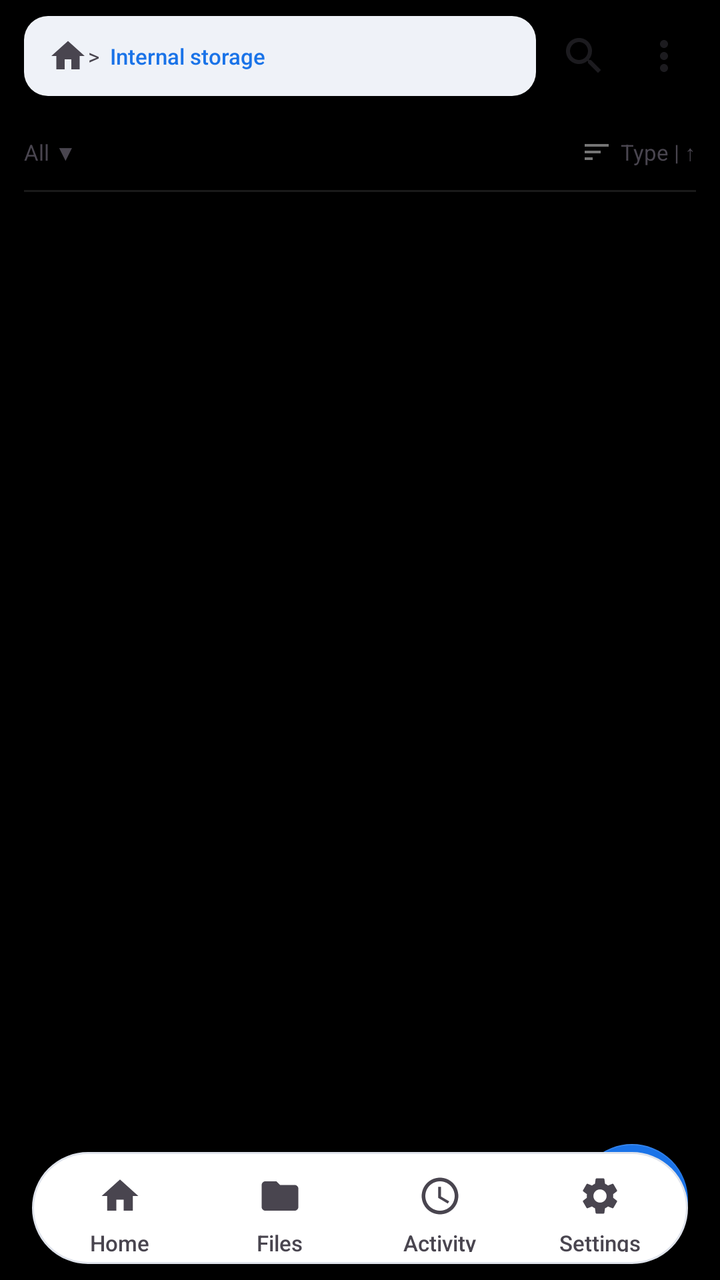
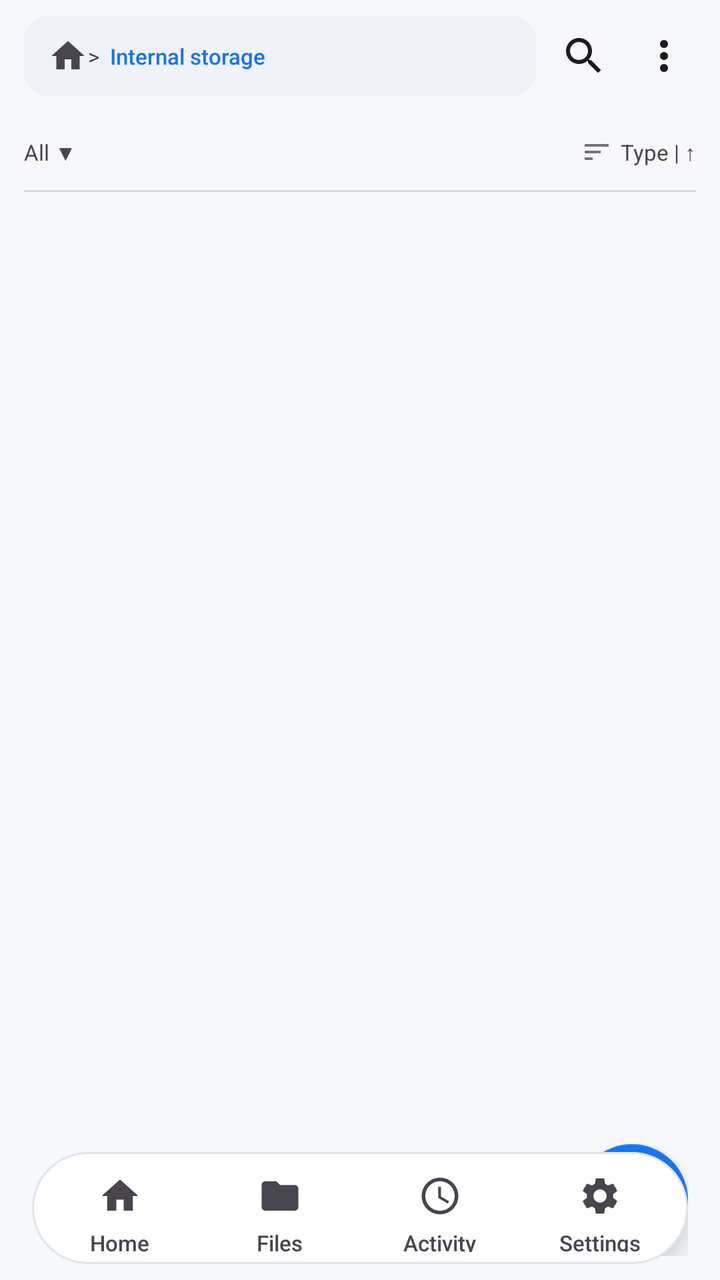

Compare the two renders of this Android layout. The source of the first and the diff that turns it into the second are given below.
<!-- AndroidManifest.xml: application theme Theme.StoreMeNative -->
<!-- res/layout/activity_file_manager.xml -->
<?xml version="1.0" encoding="utf-8"?>
<RelativeLayout xmlns:android="http://schemas.android.com/apk/res/android" xmlns:app="http://schemas.android.com/apk/res-auto"
        android:layout_width="match_parent"
        android:layout_height="match_parent"
        android:background="#000000">

    
    <LinearLayout
        android:layout_width="match_parent"
        android:layout_height="match_parent"
        android:orientation="vertical"
        android:layout_above="@+id/bottomNavInclude">
        
        
        <RelativeLayout
        android:id="@+id/topBarNormal"
        android:layout_width="match_parent"
        android:layout_height="56dp"
        android:paddingHorizontal="12dp">
            
            
            <LinearLayout
        android:id="@+id/pathBar"
        android:layout_width="match_parent"
        android:layout_height="40dp"
        android:layout_centerVertical="true"
        android:layout_toStartOf="@id/btnSearch"
        android:layout_marginEnd="8dp"
        android:background="@drawable/bg_md3_surface_variant"
        android:gravity="center_vertical"
        android:paddingHorizontal="12dp"
        android:orientation="horizontal">
                
                <ImageView
        android:id="@+id/btnBack"
        android:layout_width="20dp"
        android:layout_height="20dp"
        android:src="@drawable/ic_home"
        app:tint="@color/md3_text_secondary"/>
                    
                <TextView
        android:layout_width="wrap_content"
        android:layout_height="wrap_content"
        android:text=">  "
                    android:textColor="@color/md3_text_secondary"
                    android:textSize="11sp"/>
                    
                <TextView
        android:id="@+id/textBreadcrumb"
        android:layout_width="match_parent"
        android:layout_height="wrap_content"
        android:text="Internal storage"
        android:textColor="@color/md3_primary"
        android:textSize="11sp"
        android:fontFamily="sans-serif-medium"
        android:singleLine="true"
        android:ellipsize="start"/>
            </LinearLayout>

            <ImageView
        android:id="@+id/btnSearch"
        android:layout_width="32dp"
        android:layout_height="32dp"
        android:layout_toStartOf="@id/btnMoreOptions"
        android:layout_centerVertical="true"
        android:layout_marginEnd="8dp"
        android:src="@drawable/ic_search"
        android:background="?attr/selectableItemBackgroundBorderless"
        android:padding="4dp"
        app:tint="@color/md3_text_primary"/>
                
            <ImageView
        android:id="@+id/btnMoreOptions"
        android:layout_width="32dp"
        android:layout_height="32dp"
        android:layout_alignParentEnd="true"
        android:layout_centerVertical="true"
        android:src="@drawable/ic_more_vert"
        android:background="?attr/selectableItemBackgroundBorderless"
        android:padding="4dp"
        app:tint="@color/md3_text_primary"/>
        </RelativeLayout>

        
        <RelativeLayout
        android:id="@+id/topBarSelection"
        android:layout_width="match_parent"
        android:layout_height="56dp"
        android:paddingHorizontal="12dp"
        android:visibility="gone">
            
            <LinearLayout
        android:id="@+id/btnSelectAll"
        android:layout_width="wrap_content"
        android:layout_height="match_parent"
        android:orientation="vertical"
        android:gravity="center"
        android:layout_alignParentStart="true"
        android:background="?attr/selectableItemBackgroundBorderless"
        android:paddingHorizontal="8dp">
                <ImageView
        android:id="@+id/imgSelectAll"
        android:layout_width="24dp"
        android:layout_height="24dp"
        android:src="@drawable/ic_uncheck_circle_outline"/>
                <TextView
        android:layout_width="wrap_content"
        android:layout_height="wrap_content"
        android:text="All"
        android:textSize="10sp"
        android:textColor="@color/md3_text_secondary"/>
            </LinearLayout>
            
            <TextView
        android:id="@+id/textSelectedCount"
        android:layout_width="wrap_content"
        android:layout_height="wrap_content"
        android:layout_centerInParent="true"
        android:text="1 selected"
        android:textColor="@color/md3_text_primary"
        android:textSize="11sp"
        android:fontFamily="sans-serif-medium"/>
                
            <TextView
        android:id="@+id/btnCancelSelection"
        android:layout_width="wrap_content"
        android:layout_height="wrap_content"
        android:layout_alignParentEnd="true"
        android:layout_centerVertical="true"
        android:text="Cancel"
        android:textColor="@color/md3_text_primary"
        android:textSize="11sp"
        android:fontFamily="sans-serif-medium"
        android:background="?attr/selectableItemBackgroundBorderless"
        android:padding="8dp"/>
        </RelativeLayout>

        
        <EditText
        android:id="@+id/editSearch"
        android:layout_width="match_parent"
        android:layout_height="48dp"
        android:layout_marginHorizontal="16dp"
        android:background="@drawable/bg_md3_surface"
        android:hint="Search files..."
        android:textColorHint="@color/md3_text_secondary"
        android:textColor="@color/md3_text_primary"
        android:paddingHorizontal="12dp"
        android:visibility="gone"/>

        
        <RelativeLayout
        android:layout_width="match_parent"
        android:layout_height="40dp"
        android:paddingHorizontal="12dp">
            
            <TextView
        android:id="@+id/btnFilterAll"
        android:layout_width="wrap_content"
        android:layout_height="match_parent"
        android:text="All ▼"
        android:gravity="center_vertical"
        android:textColor="@color/md3_text_secondary"
        android:textSize="11sp"/>
                
            <LinearLayout
        android:id="@+id/btnSort"
        android:layout_width="wrap_content"
        android:layout_height="match_parent"
        android:layout_alignParentEnd="true"
        android:orientation="horizontal"
        android:gravity="center_vertical">
                <ImageView
        android:layout_width="16dp"
        android:layout_height="16dp"
        android:src="@drawable/ic_sort"
        android:layout_marginEnd="4dp"/>
                <TextView
        android:id="@+id/textSortMode"
        android:layout_width="wrap_content"
        android:layout_height="wrap_content"
        android:text="Type | ↑"
        android:textColor="@color/md3_text_secondary"
        android:textSize="11sp"/>
            </LinearLayout>
            
            <View
        android:layout_width="match_parent"
        android:layout_height="1dp"
        android:background="#1AFFFFFF"
        android:layout_alignParentBottom="true"/>
        </RelativeLayout>

        
        <androidx.recyclerview.widget.RecyclerView
        android:id="@+id/recyclerFiles"
        android:layout_width="match_parent"
        android:layout_height="match_parent"
        android:clipToPadding="false"
        android:paddingBottom="100dp"/>

    </LinearLayout>
    
    
    <LinearLayout
        android:id="@+id/layoutLoading"
        android:layout_width="wrap_content"
        android:layout_height="wrap_content"
        android:layout_centerInParent="true"
        android:orientation="vertical"
        android:gravity="center"
        android:visibility="gone">
        <ProgressBar
        android:id="@+id/progressLoading"
        android:layout_width="48dp"
        android:layout_height="48dp"
        android:indeterminateTint="@color/md3_primary"/>
        <TextView
        android:id="@+id/textLoading"
        android:layout_width="wrap_content"
        android:layout_height="wrap_content"
        android:text="Loading files..."
        android:textColor="@color/md3_text_secondary"
        android:textSize="11sp"
        android:layout_marginTop="12dp"/>
    </LinearLayout>

    <LinearLayout
        android:id="@+id/layoutEmpty"
        android:layout_width="wrap_content"
        android:layout_height="wrap_content"
        android:layout_centerInParent="true"
        android:orientation="vertical"
        android:gravity="center"
        android:visibility="gone">
        <ImageView
        android:layout_width="64dp"
        android:layout_height="56dp"
        android:src="@drawable/ic_folder"
        android:tint="@color/md3_outline"
        android:layout_marginBottom="12dp"/>
        <TextView
        android:layout_width="wrap_content"
        android:layout_height="wrap_content"
        android:text="Folder is empty"
        android:textColor="@color/md3_text_secondary"
        android:textSize="11sp"/>
    </LinearLayout>

    
    <LinearLayout
        android:id="@+id/layoutFabs"
        android:layout_width="wrap_content"
        android:layout_height="wrap_content"
        android:layout_alignParentBottom="true"
        android:layout_alignParentEnd="true"
        android:layout_marginEnd="16dp"
        android:layout_marginBottom="12dp"
        android:orientation="vertical"
        android:gravity="center_horizontal">
        
        <com.google.android.material.floatingactionbutton.FloatingActionButton
        android:id="@+id/btnUpload"
        android:layout_width="wrap_content"
        android:layout_height="wrap_content"
        android:src="@drawable/ic_upload_round"
        app:tint="@color/md3_text_on_primary"
        app:backgroundTint="@color/md3_primary"
        app:elevation="6dp"/>
    </LinearLayout>

    
    <LinearLayout
        android:id="@+id/layoutSelectionBottomBar"
        android:layout_width="match_parent"
        android:layout_height="56dp"
        android:layout_alignParentBottom="true"
        android:layout_marginHorizontal="16dp"
        android:layout_marginBottom="12dp"
        android:background="@drawable/bg_md3_surface_variant"
        android:orientation="horizontal"
        android:gravity="center"
        android:visibility="gone"
        android:elevation="0dp">
        
        <LinearLayout
        android:id="@+id/btnSelectionMove"
        android:layout_width="0dp"
        android:layout_height="match_parent"
        android:layout_weight="1"
        android:orientation="vertical"
        android:gravity="center"
        android:background="?attr/selectableItemBackgroundBorderless">
            <ImageView
        android:layout_width="24dp"
        android:layout_height="24dp"
        android:src="@drawable/ic_move_to"
        app:tint="@color/md3_text_primary"/>
            <TextView
        android:layout_width="wrap_content"
        android:layout_height="wrap_content"
        android:text="Move"
        android:textColor="@color/md3_text_primary"
        android:textSize="10sp"/>
        </LinearLayout>
        
        <LinearLayout
        android:id="@+id/btnSelectionCopy"
        android:layout_width="0dp"
        android:layout_height="match_parent"
        android:layout_weight="1"
        android:orientation="vertical"
        android:gravity="center"
        android:background="?attr/selectableItemBackgroundBorderless">
            <ImageView
        android:layout_width="24dp"
        android:layout_height="24dp"
        android:src="@drawable/ic_copy"
        app:tint="@color/md3_text_primary"/>
            <TextView
        android:layout_width="wrap_content"
        android:layout_height="wrap_content"
        android:text="Copy"
        android:textColor="@color/md3_text_primary"
        android:textSize="10sp"/>
        </LinearLayout>

        <LinearLayout
        android:id="@+id/btnSelectionShare"
        android:layout_width="0dp"
        android:layout_height="match_parent"
        android:layout_weight="1"
        android:orientation="vertical"
        android:gravity="center"
        android:background="?attr/selectableItemBackgroundBorderless">
            <ImageView
        android:layout_width="24dp"
        android:layout_height="24dp"
        android:src="@drawable/ic_share"
        app:tint="@color/md3_text_primary"/>
            <TextView
        android:layout_width="wrap_content"
        android:layout_height="wrap_content"
        android:text="Share"
        android:textColor="@color/md3_text_primary"
        android:textSize="10sp"/>
        </LinearLayout>

        <LinearLayout
        android:id="@+id/btnSelectionDelete"
        android:layout_width="0dp"
        android:layout_height="match_parent"
        android:layout_weight="1"
        android:orientation="vertical"
        android:gravity="center"
        android:background="?attr/selectableItemBackgroundBorderless">
            <ImageView
        android:layout_width="24dp"
        android:layout_height="24dp"
        android:src="@drawable/ic_delete"
        app:tint="@color/md3_text_primary"/>
            <TextView
        android:layout_width="wrap_content"
        android:layout_height="wrap_content"
        android:text="Delete"
        android:textColor="@color/md3_text_primary"
        android:textSize="10sp"/>
        </LinearLayout>

        <LinearLayout
        android:id="@+id/btnSelectionMore"
        android:layout_width="0dp"
        android:layout_height="match_parent"
        android:layout_weight="1"
        android:orientation="vertical"
        android:gravity="center"
        android:background="?attr/selectableItemBackgroundBorderless">
            <ImageView
        android:layout_width="24dp"
        android:layout_height="24dp"
        android:src="@drawable/ic_more_vert"
        app:tint="@color/md3_text_primary"/>
            <TextView
        android:layout_width="wrap_content"
        android:layout_height="wrap_content"
        android:text="More"
        android:textColor="@color/md3_text_primary"
        android:textSize="10sp"/>
        </LinearLayout>
    </LinearLayout>

    
    <LinearLayout
        android:id="@+id/bannerMove"
        android:layout_width="match_parent"
        android:layout_height="wrap_content"
        android:background="@color/md3_surface_variant"
        android:orientation="horizontal"
        android:padding="12dp"
        android:visibility="gone"
        android:gravity="center_vertical"
        android:layout_alignParentBottom="true"
        android:elevation="0dp">
        
        <TextView
        android:id="@+id/textMoveFileName"
        android:layout_width="0dp"
        android:layout_height="wrap_content"
        android:layout_weight="1"
        android:text="Moving files..."
        android:textColor="@color/md3_text_primary"
        android:textSize="11sp"
        android:maxLines="1"
        android:ellipsize="end"/>
            
        <Button
        android:background="@drawable/bg_md3_button"
        android:textColor="#000000"
        android:textAllCaps="false"
        android:textSize="14sp"
        android:id="@+id/btnCancelMove"
        android:layout_width="wrap_content"
        android:layout_height="wrap_content"
        android:text="Cancel" style="?android:attr/borderlessButtonStyle"
        android:layout_marginEnd="8dp"/>
            
        <Button
        android:background="@drawable/bg_md3_button"
        android:textColor="#000000"
        android:textAllCaps="false"
        android:textSize="14sp"
        android:id="@+id/btnMoveHere"
        android:layout_width="wrap_content"
        android:layout_height="wrap_content"
        android:text="Move Here"
        android:backgroundTint="@color/md3_primary"/>
    </LinearLayout>

    <include
        android:id="@+id/bottomNavInclude" layout="@layout/layout_bottom_nav"
        android:layout_width="match_parent"
        android:layout_height="wrap_content"
        android:layout_alignParentBottom="true"/>
</RelativeLayout>
<!-- res/layout/layout_bottom_nav.xml (included above) -->
<?xml version="1.0" encoding="utf-8"?>
<FrameLayout xmlns:android="http://schemas.android.com/apk/res/android"
    xmlns:app="http://schemas.android.com/apk/res-auto"
    android:layout_width="match_parent"
    android:layout_height="64dp"
    android:paddingHorizontal="16dp"
    android:paddingBottom="8dp">

    
    <View
        android:layout_width="match_parent"
        android:layout_height="56dp"
        android:layout_gravity="bottom"
        android:background="@drawable/bg_md3_nav_bar"/>

    
    <LinearLayout
        android:layout_width="match_parent"
        android:layout_height="56dp"
        android:layout_gravity="bottom"
        android:orientation="horizontal"
        android:paddingHorizontal="4dp"
        android:paddingVertical="6dp">

        
        <LinearLayout
            android:id="@+id/navHome"
            android:layout_width="0dp"
            android:layout_height="match_parent"
            android:layout_weight="1"
            android:gravity="center"
            android:orientation="vertical"
            android:background="?attr/selectableItemBackgroundBorderless"
            android:clickable="true"
            android:focusable="true">

            <FrameLayout
                android:layout_width="56dp"
                android:layout_height="32dp">
                <View
                    android:id="@+id/navHomeIndicator"
                    android:layout_width="match_parent"
                    android:layout_height="match_parent"
                    android:background="@drawable/bg_md3_nav_active"
                    android:visibility="invisible"/>
                <ImageView
                    android:layout_width="22dp"
                    android:layout_height="22dp"
                    android:src="@drawable/ic_home"
                    app:tint="@color/md3_text_secondary"
                    android:layout_gravity="center"/>
            </FrameLayout>
            <TextView
                android:layout_width="wrap_content"
                android:layout_height="wrap_content"
                android:text="Home"
                android:textSize="11sp"
                android:fontFamily="sans-serif-medium"
                android:textColor="@color/md3_text_secondary"/>
        </LinearLayout>

        
        <LinearLayout
            android:id="@+id/navFiles"
            android:layout_width="0dp"
            android:layout_height="match_parent"
            android:layout_weight="1"
            android:gravity="center"
            android:orientation="vertical"
            android:background="?attr/selectableItemBackgroundBorderless"
            android:clickable="true"
            android:focusable="true">

            <FrameLayout
                android:layout_width="56dp"
                android:layout_height="32dp">
                <View
                    android:id="@+id/navFilesIndicator"
                    android:layout_width="match_parent"
                    android:layout_height="match_parent"
                    android:background="@drawable/bg_md3_nav_active"
                    android:visibility="invisible"/>
                <ImageView
                    android:layout_width="22dp"
                    android:layout_height="22dp"
                    android:src="@drawable/ic_folder"
                    app:tint="@color/md3_text_secondary"
                    android:layout_gravity="center"/>
            </FrameLayout>
            <TextView
                android:layout_width="wrap_content"
                android:layout_height="wrap_content"
                android:text="Files"
                android:textSize="11sp"
                android:fontFamily="sans-serif-medium"
                android:textColor="@color/md3_text_secondary"/>
        </LinearLayout>

        
        <LinearLayout
            android:id="@+id/navActivity"
            android:layout_width="0dp"
            android:layout_height="match_parent"
            android:layout_weight="1"
            android:gravity="center"
            android:orientation="vertical"
            android:background="?attr/selectableItemBackgroundBorderless"
            android:clickable="true"
            android:focusable="true">

            <FrameLayout
                android:layout_width="56dp"
                android:layout_height="32dp">
                <View
                    android:id="@+id/navActivityIndicator"
                    android:layout_width="match_parent"
                    android:layout_height="match_parent"
                    android:background="@drawable/bg_md3_nav_active"
                    android:visibility="invisible"/>
                <ImageView
                    android:layout_width="22dp"
                    android:layout_height="22dp"
                    android:src="@drawable/ic_clock"
                    app:tint="@color/md3_text_secondary"
                    android:layout_gravity="center"/>
            </FrameLayout>
            <TextView
                android:layout_width="wrap_content"
                android:layout_height="wrap_content"
                android:text="Activity"
                android:textSize="11sp"
                android:fontFamily="sans-serif-medium"
                android:textColor="@color/md3_text_secondary"/>
        </LinearLayout>

        
        <LinearLayout
            android:id="@+id/navSettings"
            android:layout_width="0dp"
            android:layout_height="match_parent"
            android:layout_weight="1"
            android:gravity="center"
            android:orientation="vertical"
            android:background="?attr/selectableItemBackgroundBorderless"
            android:clickable="true"
            android:focusable="true">

            <FrameLayout
                android:layout_width="56dp"
                android:layout_height="32dp">
                <View
                    android:id="@+id/navSettingsIndicator"
                    android:layout_width="match_parent"
                    android:layout_height="match_parent"
                    android:background="@drawable/bg_md3_nav_active"
                    android:visibility="invisible"/>
                <ImageView
                    android:layout_width="22dp"
                    android:layout_height="22dp"
                    android:src="@drawable/ic_settings"
                    app:tint="@color/md3_text_secondary"
                    android:layout_gravity="center"/>
            </FrameLayout>
            <TextView
                android:layout_width="wrap_content"
                android:layout_height="wrap_content"
                android:text="Settings"
                android:textSize="11sp"
                android:fontFamily="sans-serif-medium"
                android:textColor="@color/md3_text_secondary"/>
        </LinearLayout>

    </LinearLayout>
</FrameLayout>
<!-- resources referenced by this layout -->
<resources>
  <color name="md3_outline">#E0E4EC</color>
  <color name="md3_primary">#1A73E8</color>
  <color name="md3_surface_variant">#EFF2F8</color>
  <color name="md3_text_on_primary">#FFFFFF</color>
  <color name="md3_text_primary">#1C1B1F</color>
  <color name="md3_text_secondary">#49454F</color>
  <!-- drawable bg_md3_button (drawable) -->
  <?xml version="1.0" encoding="utf-8"?>
  <shape xmlns:android="http://schemas.android.com/apk/res/android" android:shape="rectangle">
      <solid android:color="@color/md3_primary"/>
      <corners android:radius="100dp"/>
  </shape>
  <!-- drawable bg_md3_nav_active (drawable) -->
  <?xml version="1.0" encoding="utf-8"?>
  <shape xmlns:android="http://schemas.android.com/apk/res/android" android:shape="rectangle">
      <solid android:color="@color/md3_primary_container"/>
      <corners android:radius="100dp"/>
  </shape>
  <!-- drawable bg_md3_nav_bar (drawable) -->
  <?xml version="1.0" encoding="utf-8"?>
  <shape xmlns:android="http://schemas.android.com/apk/res/android" android:shape="rectangle">
      <solid android:color="@color/md3_surface"/>
      <corners android:radius="28dp"/>
      <stroke android:width="1dp" android:color="@color/md3_outline"/>
  </shape>
  <!-- drawable bg_md3_surface (drawable) -->
  <?xml version="1.0" encoding="utf-8"?>
  <shape xmlns:android="http://schemas.android.com/apk/res/android" android:shape="rectangle">
      <solid android:color="@color/md3_surface"/>
      <corners android:radius="12dp"/>
      <stroke android:width="1dp" android:color="@color/md3_outline"/>
  </shape>
  <!-- drawable bg_md3_surface_variant (drawable) -->
  <?xml version="1.0" encoding="utf-8"?>
  <shape xmlns:android="http://schemas.android.com/apk/res/android" android:shape="rectangle">
      <solid android:color="@color/md3_surface_variant"/>
      <corners android:radius="12dp"/>
  </shape>
  <!-- drawable ic_delete (drawable) -->
  <vector xmlns:android="http://schemas.android.com/apk/res/android"
      android:width="24dp"
      android:height="24dp"
      android:viewportWidth="24"
      android:viewportHeight="24">
    <path
        android:fillColor="#000000"
        android:pathData="M6,19c0,1.1 0.9,2 2,2h8c1.1,0 2,-0.9 2,-2V7H6v12zM19,4h-3.5l-1,-1h-5l-1,1H5v2h14V4z"/>
  </vector>
  <!-- drawable ic_home (drawable) -->
  <vector xmlns:android="http://schemas.android.com/apk/res/android" android:width="24dp" android:height="24dp" android:viewportWidth="24" android:viewportHeight="24"><path android:fillColor="#000000" android:pathData="M10,20v-6h4v6h5v-8h3L12,3 2,12h3v8z"/></vector>
  <!-- drawable ic_sort (drawable) -->
  <vector xmlns:android="http://schemas.android.com/apk/res/android"
      android:width="24dp"
      android:height="24dp"
      android:viewportWidth="24"
      android:viewportHeight="24">
    <path
        android:pathData="M3,18h6v-2H3v2zM3,6v2h18V6H3zM3,13h12v-2H3v2z"
        android:fillColor="#757575"/>
  </vector>
  <!-- drawable ic_upload_round (drawable) -->
  <vector xmlns:android="http://schemas.android.com/apk/res/android" android:width="24dp" android:height="24dp" android:viewportWidth="24" android:viewportHeight="24"><path android:pathData="M9 16h6v-6h4l-7-7-7 7h4zm-4 2h14v2H5z" android:fillColor="#2563EB"/></vector>
  <color name="md3_primary_container">#D8E6FD</color>
  <color name="md3_surface">#FFFFFF</color>
  <color name="md3_bg">#F6F8FB</color>
  <color name="md3_error">#B3261E</color>
  <!-- unchanged entries left out for length: 10 -->
</resources>

<!-- the commit's change to res/layout/activity_file_manager.xml (unified diff, before → after) -->
@@ -2,7 +2,7 @@
 <RelativeLayout xmlns:android="http://schemas.android.com/apk/res/android" xmlns:app="http://schemas.android.com/apk/res-auto"
         android:layout_width="match_parent"
         android:layout_height="match_parent"
-        android:background="#000000">
+        android:background="@color/md3_bg">
 
     
     <LinearLayout
@@ -187,7 +187,7 @@
             <View
         android:layout_width="match_parent"
         android:layout_height="1dp"
-        android:background="#1AFFFFFF"
+        android:background="@drawable/divider_light"
         android:layout_alignParentBottom="true"/>
         </RelativeLayout>
 
@@ -394,13 +394,13 @@
         android:id="@+id/bannerMove"
         android:layout_width="match_parent"
         android:layout_height="wrap_content"
-        android:background="@color/md3_surface_variant"
+        android:background="@color/md3_surface"
         android:orientation="horizontal"
-        android:padding="12dp"
+        android:padding="16dp"
         android:visibility="gone"
         android:gravity="center_vertical"
         android:layout_alignParentBottom="true"
-        android:elevation="0dp">
+        android:elevation="8dp">
         
         <TextView
         android:id="@+id/textMoveFileName"
@@ -409,31 +409,47 @@
         android:layout_weight="1"
         android:text="Moving files..."
         android:textColor="@color/md3_text_primary"
-        android:textSize="11sp"
+        android:textSize="14sp"
+        android:fontFamily="sans-serif-medium"
         android:maxLines="1"
         android:ellipsize="end"/>
             
-        <Button
-        android:background="@drawable/bg_md3_button"
-        android:textColor="#000000"
-        android:textAllCaps="false"
-        android:textSize="14sp"
+        <LinearLayout
         android:id="@+id/btnCancelMove"
         android:layout_width="wrap_content"
-        android:layout_height="wrap_content"
-        android:text="Cancel" style="?android:attr/borderlessButtonStyle"
-        android:layout_marginEnd="8dp"/>
-            
-        <Button
-        android:background="@drawable/bg_md3_button"
-        android:textColor="#000000"
-        android:textAllCaps="false"
-        android:textSize="14sp"
+        android:layout_height="40dp"
+        android:clickable="true"
+        android:focusable="true"
+        android:gravity="center"
+        android:paddingHorizontal="16dp"
+        android:background="@drawable/bg_md3_button_secondary"
+        android:layout_marginEnd="8dp">
+            <TextView
+                android:layout_width="wrap_content"
+                android:layout_height="wrap_content"
+                android:text="Cancel"
+                android:textColor="@color/md3_text_primary"
+                android:textSize="13sp"
+                android:fontFamily="sans-serif-medium"/>
+        </LinearLayout>
+            
+        <LinearLayout
         android:id="@+id/btnMoveHere"
         android:layout_width="wrap_content"
-        android:layout_height="wrap_content"
-        android:text="Move Here"
-        android:backgroundTint="@color/md3_primary"/>
+        android:layout_height="40dp"
+        android:clickable="true"
+        android:focusable="true"
+        android:gravity="center"
+        android:paddingHorizontal="16dp"
+        android:background="@drawable/bg_md3_button_primary">
+            <TextView
+                android:layout_width="wrap_content"
+                android:layout_height="wrap_content"
+                android:text="Move Here"
+                android:textColor="@color/md3_text_on_primary"
+                android:textSize="13sp"
+                android:fontFamily="sans-serif-medium"/>
+        </LinearLayout>
     </LinearLayout>
 
     <include
<!-- resource entries referenced after the edit -->
@@ -6,11 +6,18 @@
   <color name="md3_text_on_primary">#FFFFFF</color>
   <color name="md3_text_primary">#1C1B1F</color>
   <color name="md3_text_secondary">#49454F</color>
-  <!-- drawable bg_md3_button (drawable) -->
+  <!-- drawable bg_md3_button_primary (drawable) -->
   <?xml version="1.0" encoding="utf-8"?>
   <shape xmlns:android="http://schemas.android.com/apk/res/android" android:shape="rectangle">
       <solid android:color="@color/md3_primary"/>
       <corners android:radius="100dp"/>
+  </shape>
+  <!-- drawable bg_md3_button_secondary (drawable) -->
+  <?xml version="1.0" encoding="utf-8"?>
+  <shape xmlns:android="http://schemas.android.com/apk/res/android" android:shape="rectangle">
+      <solid android:color="@color/md3_surface_variant"/>
+      <corners android:radius="100dp"/>
+      <stroke android:width="1dp" android:color="@color/md3_outline"/>
   </shape>
   <!-- drawable bg_md3_nav_active (drawable) -->
   <?xml version="1.0" encoding="utf-8"?>
@@ -37,6 +44,11 @@
   <shape xmlns:android="http://schemas.android.com/apk/res/android" android:shape="rectangle">
       <solid android:color="@color/md3_surface_variant"/>
       <corners android:radius="12dp"/>
+  </shape>
+  <!-- drawable divider_light (drawable) -->
+  <?xml version="1.0" encoding="utf-8"?>
+  <shape xmlns:android="http://schemas.android.com/apk/res/android" android:shape="rectangle">
+      <solid android:color="#20000000"/>
   </shape>
   <!-- drawable ic_delete (drawable) -->
   <vector xmlns:android="http://schemas.android.com/apk/res/android"
